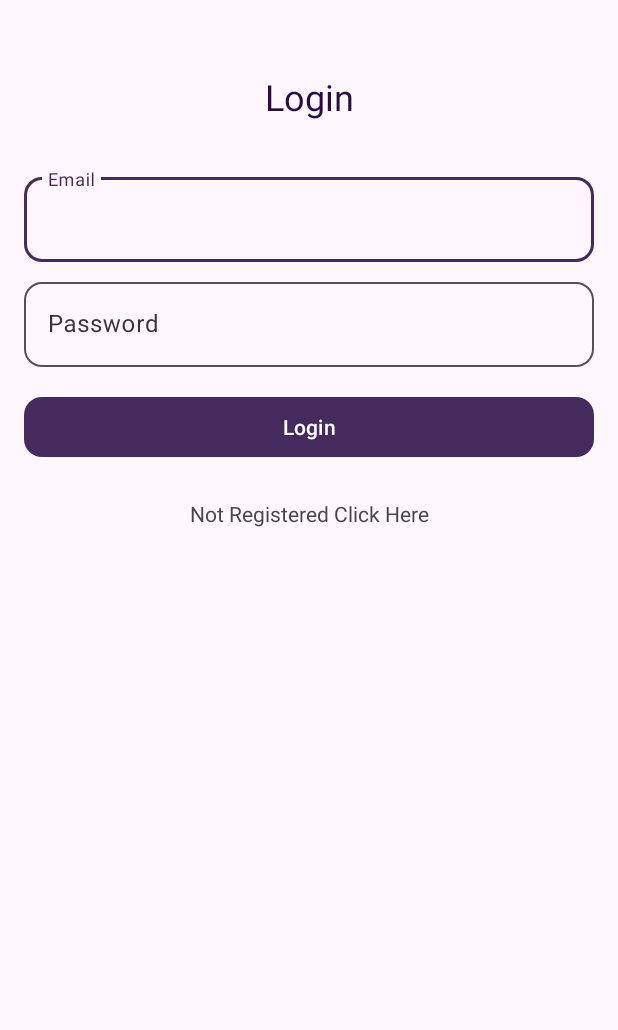
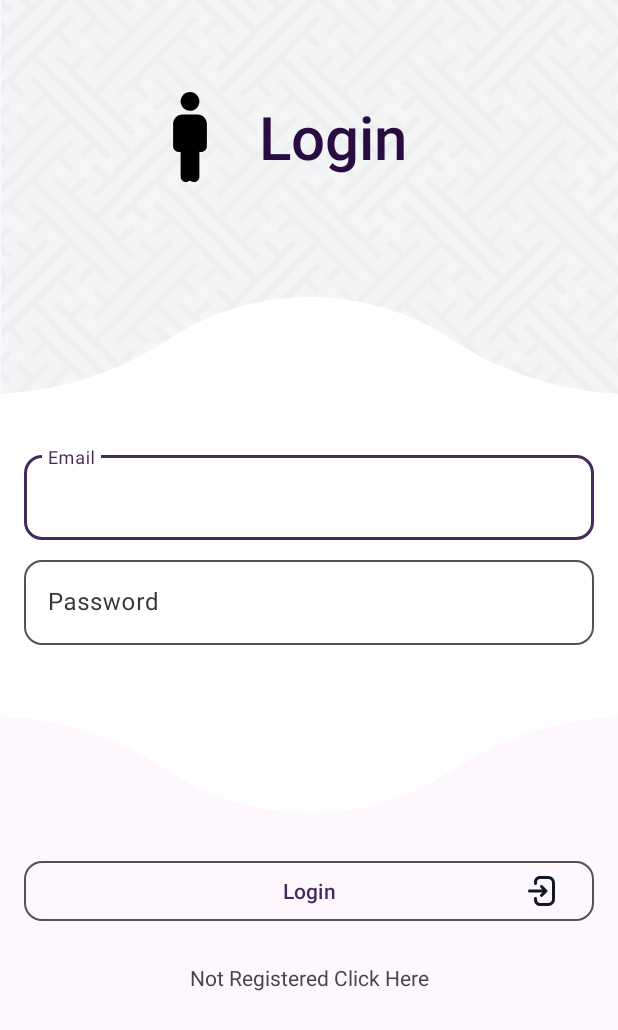
Before and after one commit to ariftuncerr/e-participant, an Android app: the screen it shows after launch (LoginActivity), on a phone screen of 412 x 824 dp. Shown: the top 1030 px of the screen. Run offline under Robolectric (Android 15) with nearby library versions, the light colour scheme and no system bars; our stand-ins replace Firebase (no records; nobody signed in at launch, a user with empty details on screens opened directly).

Commit message:
login page designed

```diff
--- a/app/build.gradle.kts
+++ b/app/build.gradle.kts
@@ -41,7 +41,7 @@ android {
 
 dependencies {
 
-    // CameraX
+    // CameraX & UI
     implementation(libs.androidx.camera.core)
     implementation(libs.androidx.camera.camera2)
     implementation(libs.androidx.camera.lifecycle)
@@ -58,7 +58,7 @@ dependencies {
     testImplementation(libs.junit)
     androidTestImplementation(libs.androidx.junit)
     androidTestImplementation(libs.androidx.espresso.core)
-    implementation("com.google.guava:guava:31.1-android")
+    implementation("com.google.guava:guava:33.4.8-android")
 
     // ViewModel, LiveData
     implementation ("androidx.lifecycle:lifecycle-viewmodel-ktx:2.9.1")
--- a/app/src/main/AndroidManifest.xml
+++ b/app/src/main/AndroidManifest.xml
@@ -1,8 +1,8 @@
 <?xml version="1.0" encoding="utf-8"?>
 <manifest xmlns:android="http://schemas.android.com/apk/res/android"
     xmlns:tools="http://schemas.android.com/tools">
-    <uses-permission android:name="android.permission.INTERNET"></uses-permission>
-    /*<uses-feature
+    <uses-permission android:name = "android.permission.INTERNET"/>
+    <uses-feature
         android:name="android.hardware.camera"
         android:required="false" />
 
--- /dev/null
+++ b/app/src/main/res/drawable/badge_26.xml
@@ -0,0 +1,9 @@
+<vector xmlns:android="http://schemas.android.com/apk/res/android"
+    android:width="1000dp"
+    android:height="1000dp"
+    android:viewportWidth="1000"
+    android:viewportHeight="1000">
+  <path
+      android:pathData="M930,285h-1c-85.5,0 -169,-25.8 -240.5,-72.8 -54.1,-35.5 -119,-56.2 -188.5,-56.2s-134.4,20.7 -188.5,56.2c-71.6,47 -155,72.8 -240.6,72.8h-1v430h1c85.6,0 169,25.8 240.6,72.8C365.6,823.3 430.4,844 500,844s134.4,-20.7 188.5,-56.2c71.6,-47 155,-72.8 240.6,-72.8h0.9V285Z"
+      android:fillColor="#FFFFFF"/>
+</vector>
--- /dev/null
+++ b/app/src/main/res/drawable/login_svgrepo_com.xml
@@ -0,0 +1,10 @@
+<vector xmlns:android="http://schemas.android.com/apk/res/android"
+    android:width="800dp"
+    android:height="800dp"
+    android:viewportWidth="24"
+    android:viewportHeight="24">
+  <path
+      android:pathData="M8,6C8,3.791 9.791,2 12,2H17.5C19.985,2 22,4.015 22,6.5V17.5C22,19.985 19.985,22 17.5,22H12C9.791,22 8,20.209 8,18V17C8,16.448 8.448,16 9,16C9.552,16 10,16.448 10,17V18C10,19.105 10.895,20 12,20H17.5C18.881,20 20,18.881 20,17.5V6.5C20,5.119 18.881,4 17.5,4H12C10.895,4 10,4.895 10,6V7C10,7.552 9.552,8 9,8C8.448,8 8,7.552 8,7V6ZM12.293,8.293C12.683,7.902 13.317,7.902 13.707,8.293L16.707,11.293C17.098,11.683 17.098,12.317 16.707,12.707L13.707,15.707C13.317,16.098 12.683,16.098 12.293,15.707C11.902,15.317 11.902,14.683 12.293,14.293L13.586,13L5,13C4.448,13 4,12.552 4,12C4,11.448 4.448,11 5,11L13.586,11L12.293,9.707C11.902,9.317 11.902,8.683 12.293,8.293Z"
+      android:fillColor="#0F1729"
+      android:fillType="evenOdd"/>
+</vector>
--- /dev/null
+++ b/app/src/main/res/drawable/man_svgrepo_com.xml
@@ -0,0 +1,12 @@
+<vector xmlns:android="http://schemas.android.com/apk/res/android"
+    android:width="800dp"
+    android:height="800dp"
+    android:viewportWidth="512"
+    android:viewportHeight="512">
+  <path
+      android:pathData="M256,106.67c29.46,0 53.33,-23.87 53.33,-53.33C309.33,23.87 285.46,0 256,0c-29.46,0 -53.33,23.87 -53.33,53.33C202.67,82.79 226.54,106.67 256,106.67z"
+      android:fillColor="#000000"/>
+  <path
+      android:pathData="M298.67,128h-85.33C183.94,128 160,151.94 160,181.33v128c0,17.64 14.36,32 32,32c3.73,0 7.34,-0.64 10.67,-1.81V480c0,17.64 14.36,32 32,32c8.19,0 15.66,-3.09 21.33,-8.17c5.68,5.08 13.14,8.17 21.33,8.17c17.64,0 32,-14.36 32,-32V339.52c3.33,1.17 6.93,1.81 10.67,1.81c17.64,0 32,-14.36 32,-32v-128C352,151.94 328.06,128 298.67,128z"
+      android:fillColor="#000000"/>
+</vector>
--- a/app/src/main/res/layout/activity_login.xml
+++ b/app/src/main/res/layout/activity_login.xml
@@ -8,13 +8,32 @@
     tools:context=".ui.auth.LoginActivity">
 
 
+    <ImageView
+        android:id="@+id/imageView4"
+        android:layout_width="416dp"
+        android:layout_height="412dp"
+        app:layout_constraintEnd_toEndOf="parent"
+        app:layout_constraintStart_toStartOf="parent"
+        app:layout_constraintTop_toTopOf="parent"
+        app:srcCompat="@drawable/interlaced" />
+
+    <ImageView
+        android:id="@+id/imageView5"
+        android:layout_width="500dp"
+        android:layout_height="500dp"
+        android:layout_marginTop="120dp"
+        app:layout_constraintEnd_toEndOf="parent"
+        app:layout_constraintStart_toStartOf="parent"
+        app:layout_constraintTop_toTopOf="parent"
+        app:srcCompat="@drawable/badge_26" />
+
     <com.google.android.material.textfield.TextInputLayout
         android:id="@+id/emailLayout"
         style="@style/Widget.Material3.CardView.Filled"
         android:layout_width="0dp"
         android:layout_height="wrap_content"
         android:layout_marginStart="16dp"
-        android:layout_marginTop="32dp"
+        android:layout_marginTop="180dp"
         android:layout_marginEnd="16dp"
         android:hint="Email"
         app:layout_constraintEnd_toEndOf="parent"
@@ -48,12 +67,13 @@
             android:hint="" />
     </com.google.android.material.textfield.TextInputLayout>
 
-    <Button
+    <com.google.android.material.button.MaterialButton
         android:id="@+id/loginBtn"
+        style="?attr/materialButtonOutlinedStyle"
         android:layout_width="0dp"
         android:layout_height="48dp"
         android:layout_marginStart="16dp"
-        android:layout_marginTop="16dp"
+        android:layout_marginTop="140dp"
         android:layout_marginEnd="16dp"
         android:onClick="onLoginClick"
         android:text="Login"
@@ -62,14 +82,26 @@
         app:layout_constraintStart_toStartOf="parent"
         app:layout_constraintTop_toBottomOf="@+id/passwordLayout" />
 
+    <ImageView
+        android:id="@+id/loginIcon"
+        android:layout_width="24dp"
+        android:layout_height="24dp"
+        android:layout_marginTop="12dp"
+        android:layout_marginEnd="24dp"
+        android:src="@drawable/login_svgrepo_com"
+        app:layout_constraintEnd_toEndOf="@+id/loginBtn"
+        app:layout_constraintTop_toTopOf="@+id/loginBtn" />
+
     <TextView
         android:id="@+id/loginTxt"
         android:layout_width="wrap_content"
         android:layout_height="wrap_content"
-        android:layout_marginTop="48dp"
+        android:layout_marginStart="32dp"
+        android:layout_marginTop="64dp"
+        android:fontFamily="sans-serif-medium"
         android:text="Login"
         android:textColor="@color/md_theme_onPrimaryFixed"
-        android:textSize="24sp"
+        android:textSize="40sp"
         app:layout_constraintEnd_toEndOf="parent"
         app:layout_constraintStart_toStartOf="parent"
         app:layout_constraintTop_toTopOf="parent" />
@@ -84,4 +116,15 @@
         app:layout_constraintEnd_toEndOf="parent"
         app:layout_constraintStart_toStartOf="parent"
         app:layout_constraintTop_toBottomOf="@+id/loginBtn" />
+
+    <ImageView
+        android:id="@+id/imageView3"
+        android:layout_width="60dp"
+        android:layout_height="60dp"
+        android:layout_marginEnd="16dp"
+        app:layout_constraintBottom_toBottomOf="@+id/loginTxt"
+        app:layout_constraintEnd_toStartOf="@+id/loginTxt"
+        app:layout_constraintTop_toTopOf="@+id/loginTxt"
+        app:srcCompat="@drawable/man_svgrepo_com" />
+
 </androidx.constraintlayout.widget.ConstraintLayout>
--- a/gradle/libs.versions.toml
+++ b/gradle/libs.versions.toml
@@ -1,25 +1,24 @@
 [versions]
-agp = "8.10.1"
+agp = "8.11.1"
 cameraCamera2 = "1.4.2"
 firebaseBom = "34.0.0"
 firebaseFirestoreKtx = "25.1.4"
-guava = "31.1-jre"
-kotlin = "2.0.21"
-coreKtx = "1.10.1"
+kotlin = "2.2.0"
+coreKtx = "1.16.0"
 junit = "4.13.2"
-junitVersion = "1.1.5"
-espressoCore = "3.5.1"
-appcompat = "1.6.1"
+junitVersion = "1.3.0"
+espressoCore = "3.7.0"
+appcompat = "1.7.1"
 lifecycleViewmodelKtx = "2.9.2"
-material = "1.10.0"
-activity = "1.8.0"
-constraintlayout = "2.1.4"
+material = "1.12.0"
+activity = "1.10.1"
+constraintlayout = "2.2.1"
 material3Android = "1.3.2"
 googleGmsGoogleServices = "4.4.3"
 firebaseAuth = "24.0.0"
 firebaseFirestore = "26.0.0"
-navigationFragmentKtx = "2.9.2"
-navigationUiKtx = "2.9.2"
+navigationFragmentKtx = "2.9.3"
+navigationUiKtx = "2.9.3"
 playServicesAuth = "21.4.0"
 
 [libraries]
```
Also changed, not shown: app/src/main/res/drawable/interlaced.png (added), gradle/wrapper/gradle-wrapper.properties.
